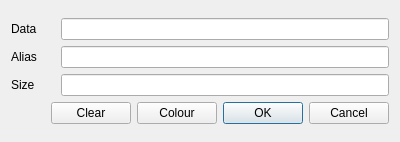
Before: the Qt Designer form framework/widgets/QEPlotter/QEPlotterItemDialog.ui in andrewrhyder/epicsqt, drawn with Qt 5.
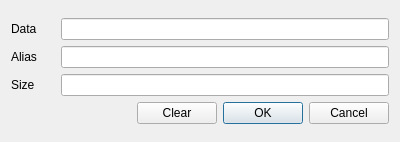
After: the same form once the commit is applied.

Commit message: QEPlotter - completed context menu handling, removed colour from QEPlotterItemDialog

```diff
--- a/framework/widgets/QEPlotter/QEPlotterItemDialog.ui
+++ b/framework/widgets/QEPlotter/QEPlotterItemDialog.ui
@@ -182,19 +182,6 @@
          </property>
         </widget>
        </item>
-       <item>
-        <widget class="QPushButton" name="colourButton">
-         <property name="minimumSize">
-          <size>
-           <width>80</width>
-           <height>0</height>
-          </size>
-         </property>
-         <property name="text">
-          <string>Colour</string>
-         </property>
-        </widget>
-       </item>
        <item>
         <widget class="QDialogButtonBox" name="buttonBox">
          <property name="standardButtons">
```
Left out of the diff: 2 changed lines with no effect on the pictures. The commit also changes 6 other files.
